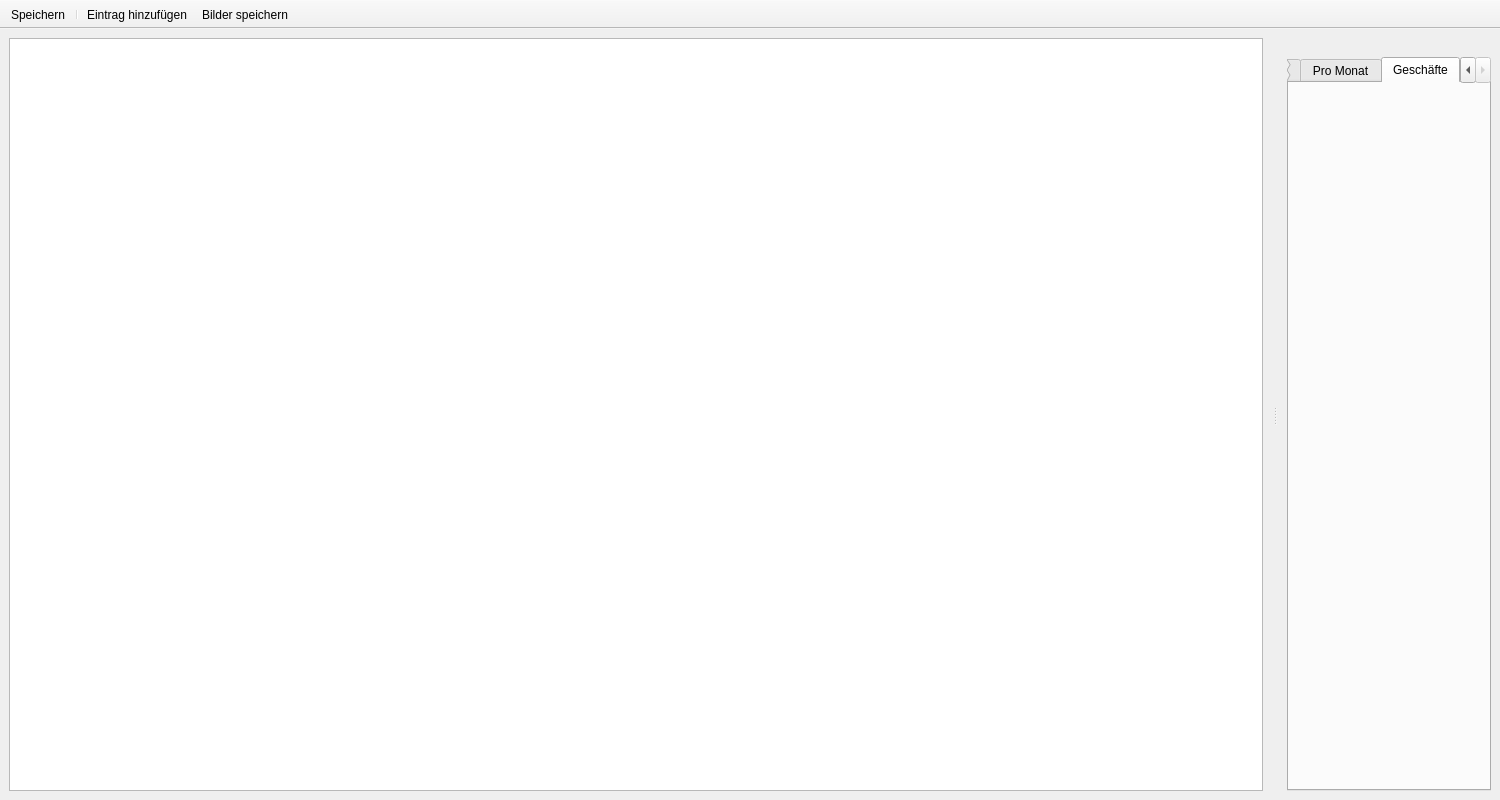
First picture: the form in main_window.ui, repository Nudin/microaccounting, before the edit.
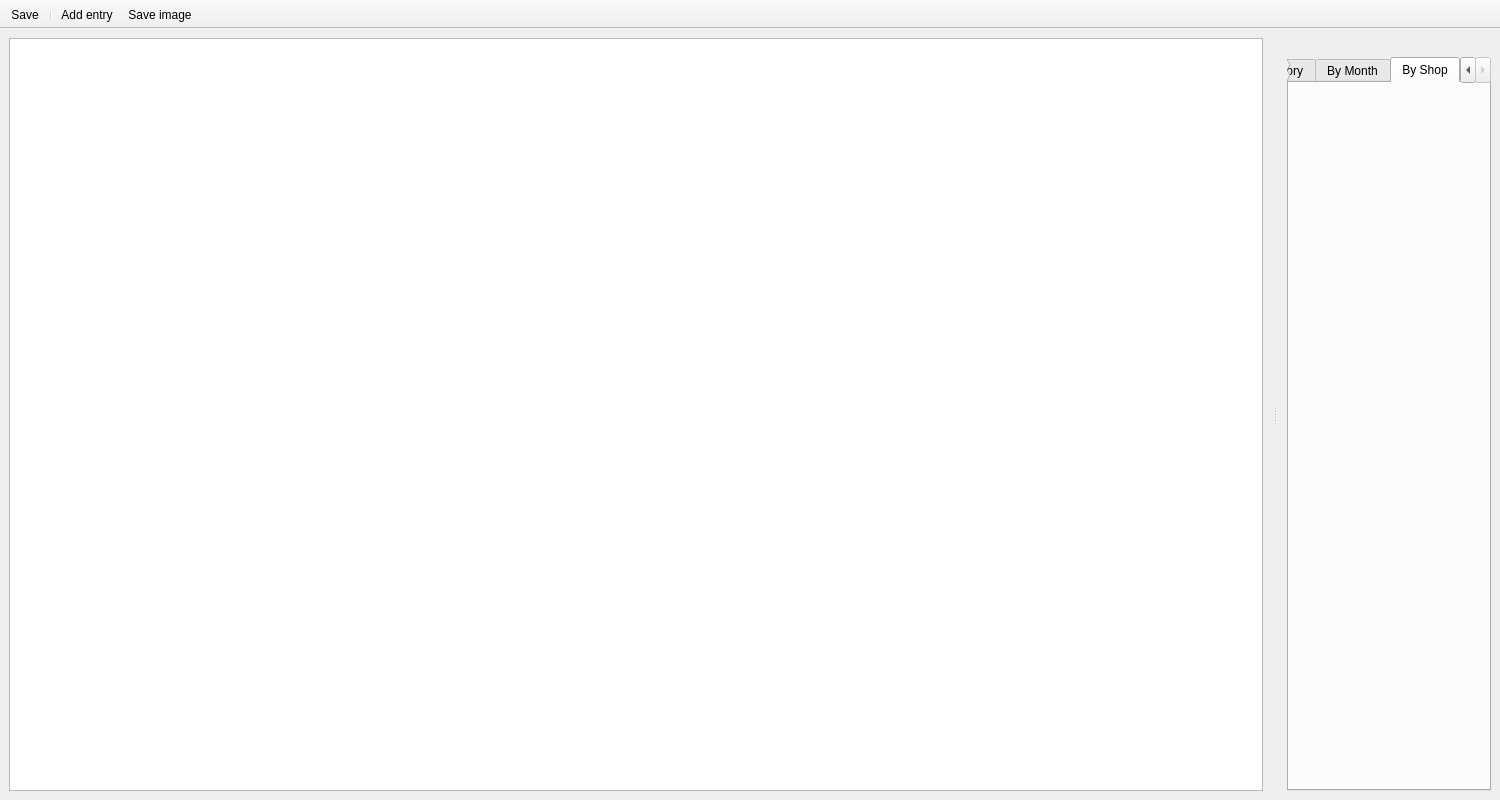
Second picture: the form after the edit. The open tabs and pages were chosen to show the change. Icons and pictures are not drawn. Custom widgets are drawn as their Qt base class.

Diff of the .ui file:
```diff
--- a/main_window.ui
+++ b/main_window.ui
@@ -60,19 +60,19 @@
        </property>
        <widget class="QWidget" name="tab">
         <attribute name="title">
-         <string>Kategorien</string>
+         <string>By Category</string>
         </attribute>
         <layout class="QHBoxLayout" name="category_chart_layout"/>
        </widget>
        <widget class="QWidget" name="tab_2">
         <attribute name="title">
-         <string>Pro Monat</string>
+         <string>By Month</string>
         </attribute>
         <layout class="QHBoxLayout" name="monthly_chart_layout"/>
        </widget>
        <widget class="QWidget" name="tab_3">
         <attribute name="title">
-         <string>Geschäfte</string>
+         <string>By Shop</string>
         </attribute>
         <layout class="QHBoxLayout" name="shop_chart_layout"/>
        </widget>
@@ -89,7 +89,7 @@
     <iconset theme="document-save"/>
    </property>
    <property name="text">
-    <string>Speichern</string>
+    <string>Save</string>
    </property>
    <property name="toolTip">
     <string>Speichern (Str+S)</string>
@@ -106,7 +106,7 @@
     <iconset theme="list-add"/>
    </property>
    <property name="text">
-    <string>Eintrag hinzufügen</string>
+    <string>Add entry</string>
    </property>
    <property name="toolTip">
     <string>Neuen Eintrag hinzufügen (Str+N)</string>
@@ -123,7 +123,7 @@
     <iconset theme="QIcon::ThemeIcon::InsertImage"/>
    </property>
    <property name="text">
-    <string>Bilder speichern</string>
+    <string>Save image</string>
    </property>
    <property name="menuRole">
     <enum>QAction::MenuRole::NoRole</enum>
```
Left out of the diff: 18 changed lines with no effect on the pictures.
